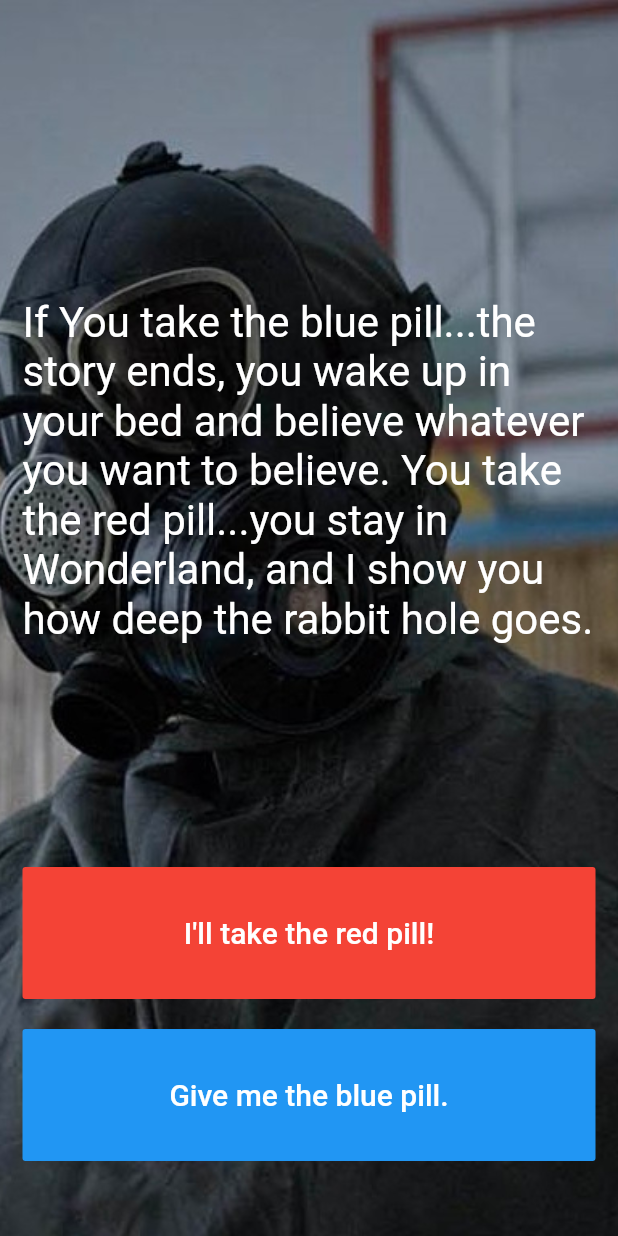
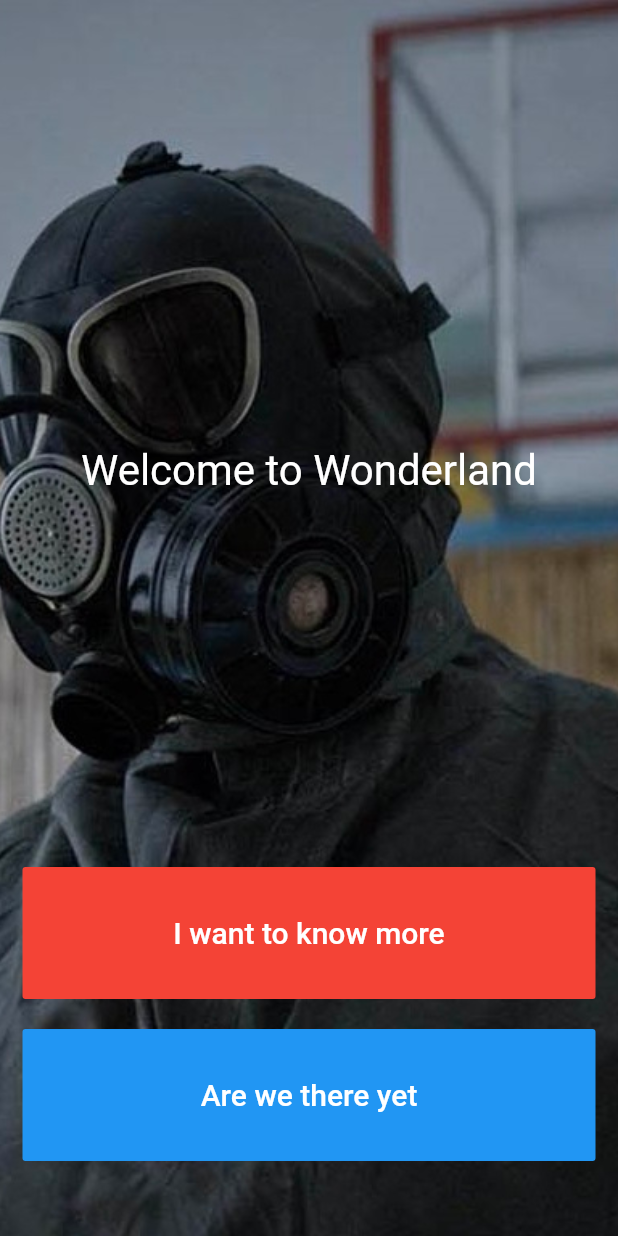
Before and after one commit to erikmaide/BigHoax, a Flutter app: the screen it shows after launch, after a tap on an icon or button, on a phone screen of 412 x 824 dp. Run offline on Flutter 3.47's test engine with Material 2 defaults, Android fonts, the phone set to English and light mode, and no system bars.

Commit message:
added a storyline &  miscellaneous tweaks

```diff
--- a/lib/main.dart
+++ b/lib/main.dart
@@ -48,7 +48,11 @@ class _StoryPageState extends State<StoryPage> {
               Expanded(
                 flex: 2,
                 child: FlatButton(
-                  onPressed: () {},
+                  onPressed: () {
+                    setState(() {
+                      storyBrain.nextStory(1);
+                    });
+                  },
                   color: Colors.red,
                   child: Text(
                     storyBrain.getRedPill(),
@@ -63,13 +67,20 @@ class _StoryPageState extends State<StoryPage> {
               ),
               Expanded(
                 flex: 2,
+                child: Visibility(
+                  visible: storyBrain.buttonShouldBeVisible(),
                   child: FlatButton(
-                  onPressed: () {},
+                    onPressed: () {
+                      setState(() {
+                        storyBrain.nextStory(2);
+                      });
+                    },
                     color: Colors.blue,
                     child: Text(
                       storyBrain.getBluePill(),
                       style: TextStyle(
                         fontSize: 20.0,
+                      ),
                     ),
                   ),
                 ),
--- a/lib/story_brain.dart
+++ b/lib/story_brain.dart
@@ -9,16 +9,66 @@ class StoryBrain {
             'and I show you how deep the rabbit hole goes.',
         redChoice: 'I\'ll take the red pill!',
         blueChoice: 'Give me the blue pill.'),
+    Story(
+        storyText: 'You wake up in your bed',
+        redChoice: 'Get dressed & go to work',
+        blueChoice: 'Go back to sleep'),
+    Story(
+        storyText: 'Welcome to Wonderland',
+        redChoice: 'I want to know more',
+        blueChoice: 'Are we there yet'),
+    Story(
+        storyText: 'You are still sleeping',
+        redChoice: 'I will settle this thing out',
+        blueChoice: 'Never settle'),
+    Story(
+        storyText: 'I can still give you once chance',
+        redChoice: 'Yes',
+        blueChoice: 'No'),
+    Story(storyText: 'That\'s about it', redChoice: 'Restart', blueChoice: ''),
   ];
+
   String getStory() {
-    return _storyData[0].storyText;
+    return _storyData[_storyNumber].storyText;
   }
 
   String getRedPill() {
-    return _storyData[0].redChoice;
+    return _storyData[_storyNumber].redChoice;
   }
 
   String getBluePill() {
-    return _storyData[0].blueChoice;
+    return _storyData[_storyNumber].blueChoice;
+  }
+
+  int _storyNumber = 0;
+
+  void nextStory(int choiceNumber) {
+    if (choiceNumber == 1 && _storyNumber == 0) {
+      _storyNumber = 2;
+    } else if (choiceNumber == 2 && _storyNumber == 0) {
+      _storyNumber = 1;
+    } else if (choiceNumber == 1 && _storyNumber == 1) {
+      _storyNumber = 3;
+    } else if (choiceNumber == 2 && _storyNumber == 1) {
+      _storyNumber = 4;
+    } else if (choiceNumber == 1 && _storyNumber == 2) {
+      _storyNumber = 5;
+    } else if (choiceNumber == 2 && _storyNumber == 2) {
+      _storyNumber = 4;
+    } else if (_storyNumber == 3 || _storyNumber == 4 || _storyNumber == 5) {
+      restart();
+    }
+  }
+
+  void restart() {
+    _storyNumber = 0;
+  }
+
+  bool buttonShouldBeVisible() {
+    if (_storyNumber == 0 || _storyNumber == 1 || _storyNumber == 2) {
+      return true;
+    } else {
+      return false;
+    }
   }
 }
```
Lines whose indentation alone changed are shown as unchanged.
